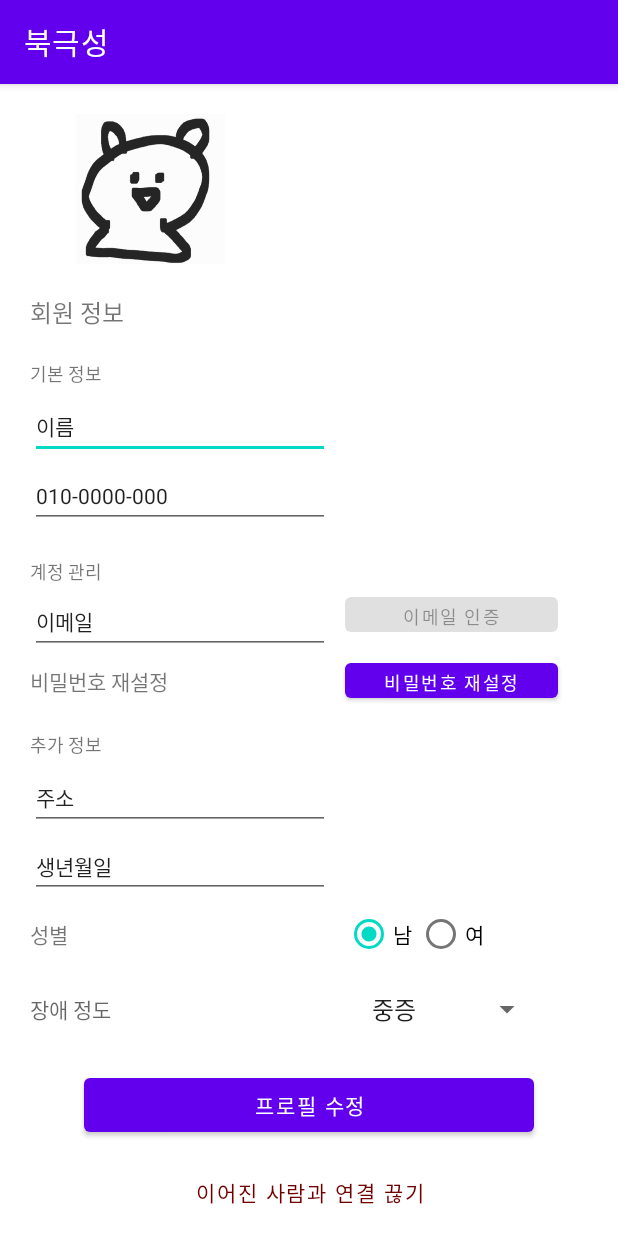
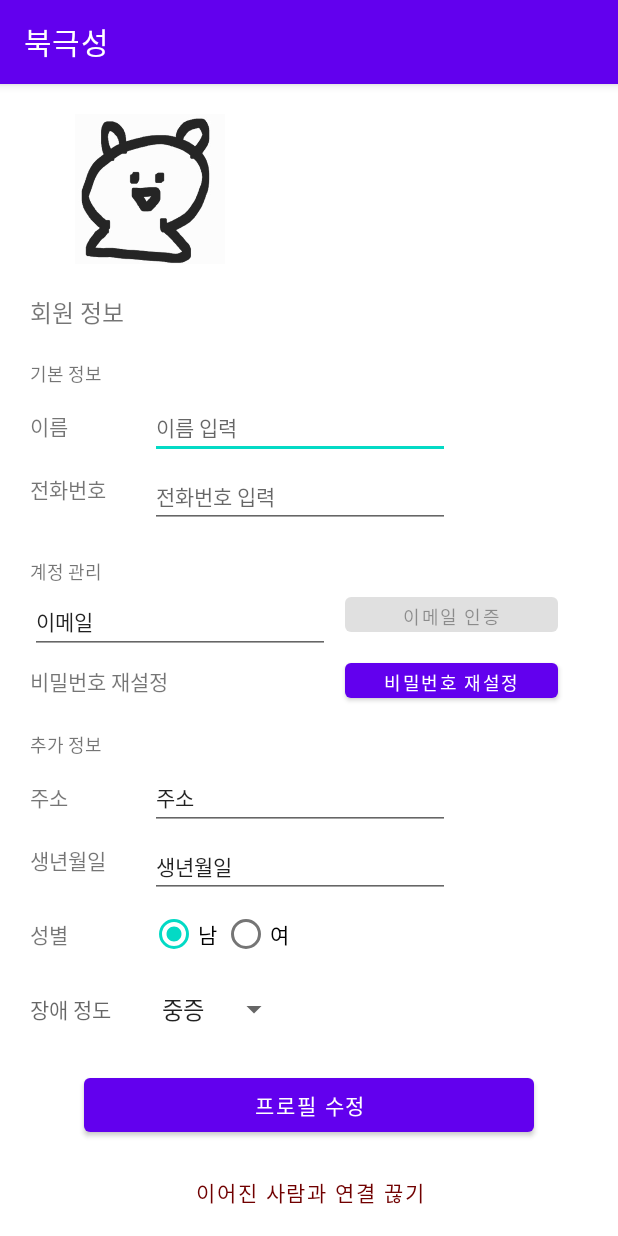
Before and after one commit to Chickweed10/polarstar-project-android-app, an Android app: the Myinfo_DuserActivity screen opened directly, with no data from a screen before it, on a phone screen of 412 x 824 dp. Run offline under Robolectric (Android 15) with nearby library versions, the phone set to English and light mode, and no system bars; our stand-ins replace Firebase (no records; nobody signed in at launch, a user with empty details on screens opened directly); pictures from the network do not load.

Commit message:
내정보 ui 수정 (추가)

```diff
--- a/PolarstarProject/app/src/main/res/layout/activity_myinfo_duser.xml
+++ b/PolarstarProject/app/src/main/res/layout/activity_myinfo_duser.xml
@@ -44,6 +44,20 @@
                 android:text="기본 정보"
                 android:textSize="12dp" />
 
+            <LinearLayout
+                android:layout_width="match_parent"
+                android:layout_height="match_parent"
+                android:orientation="horizontal">
+
+                <TextView
+                    android:id="@+id/textView23"
+                    android:layout_width="60dp"
+                    android:layout_height="wrap_content"
+                    android:layout_marginStart="20dp"
+                    android:ems="10"
+                    android:text="이름"
+                    android:textSize="14dp"  />
+
                 <EditText
                     android:id="@+id/mProflName"
                     android:layout_width="200dp"
@@ -52,8 +66,22 @@
                     android:ems="10"
                     android:hint="이름 입력"
                     android:inputType="textPersonName"
-                android:text="이름"
                     android:textSize="14dp" />
+            </LinearLayout>
+
+            <LinearLayout
+                android:layout_width="match_parent"
+                android:layout_height="match_parent"
+                android:orientation="horizontal">
+
+                <TextView
+                    android:id="@+id/textView24"
+                    android:layout_width="60dp"
+                    android:layout_height="wrap_content"
+                    android:layout_marginStart="20dp"
+                    android:ems="10"
+                    android:text="전화번호"
+                    android:textSize="14dp"  />
 
                 <EditText
                     android:id="@+id/mProflPhoneNum"
@@ -64,8 +92,8 @@
                     android:ems="10"
                     android:hint="전화번호 입력"
                     android:inputType="phone"
-                android:text="010-0000-000"
                     android:textSize="14dp" />
+            </LinearLayout>
 
             <TextView
                 android:id="@+id/textView16"
@@ -139,6 +167,20 @@
                 android:text="추가 정보"
                 android:textSize="12dp" />
 
+            <LinearLayout
+                android:layout_width="match_parent"
+                android:layout_height="match_parent"
+                android:orientation="horizontal">
+
+                <TextView
+                    android:id="@+id/textView25"
+                    android:layout_width="60dp"
+                    android:layout_height="wrap_content"
+                    android:layout_marginStart="20dp"
+                    android:ems="10"
+                    android:text="주소"
+                    android:textSize="14dp"  />
+
                 <EditText
                     android:id="@+id/mProflAddress"
                     android:layout_width="200dp"
@@ -148,6 +190,21 @@
                     android:hint="주소 입력 "
                     android:inputType="textPersonName"
                     android:text="주소"
+                    android:textSize="14dp" />
+            </LinearLayout>
+
+            <LinearLayout
+                android:layout_width="match_parent"
+                android:layout_height="match_parent"
+                android:orientation="horizontal">
+
+                <TextView
+                    android:id="@+id/textView26"
+                    android:layout_width="60dp"
+                    android:layout_height="wrap_content"
+                    android:layout_marginStart="20dp"
+                    android:ems="10"
+                    android:text="생년월일"
                     android:textSize="14dp" />
 
                 <EditText
@@ -161,6 +218,7 @@
                     android:inputType="date"
                     android:text="생년월일"
                     android:textSize="14dp" />
+            </LinearLayout>
 
             <LinearLayout
                 android:layout_width="match_parent"
@@ -169,7 +227,7 @@
 
                 <TextView
                     android:id="@+id/mProflGender"
-                    android:layout_width="200dp"
+                    android:layout_width="60dp"
                     android:layout_height="wrap_content"
                     android:layout_gravity="center"
                     android:layout_marginStart="20dp"
@@ -191,7 +249,7 @@
                         android:id="@+id/mProflBtGenderM"
                         android:layout_width="wrap_content"
                         android:layout_height="wrap_content"
-                        android:layout_marginStart="10dp"
+                        android:layout_marginStart="20dp"
                         android:checked="true"
                         android:text="남" />
 
@@ -213,7 +271,7 @@
 
                 <TextView
                     android:id="@+id/mProflDisG"
-                    android:layout_width="170dp"
+                    android:layout_width="60dp"
                     android:layout_height="wrap_content"
                     android:layout_marginStart="20dp"
                     android:layout_marginTop="4dp"
@@ -223,12 +281,11 @@
 
                 <Spinner
                     android:id="@+id/mProflDrDisG"
-                    android:layout_width="150dp"
+                    android:layout_width="wrap_content"
                     android:layout_height="40dp"
-                    android:layout_marginStart="50dp"
+                    android:layout_marginStart="20dp"
                     android:layout_marginTop="6dp"
                     android:layout_marginEnd="50dp"
-                    android:layout_weight="1"
                     android:entries="@array/test">
 
                 </Spinner>
```
Also changed, not shown: PolarstarProject/app/src/main/res/layout/activity_myinfo_duser_n.xml (+63 -5 lines). Lines whose indentation alone changed are shown as unchanged.
